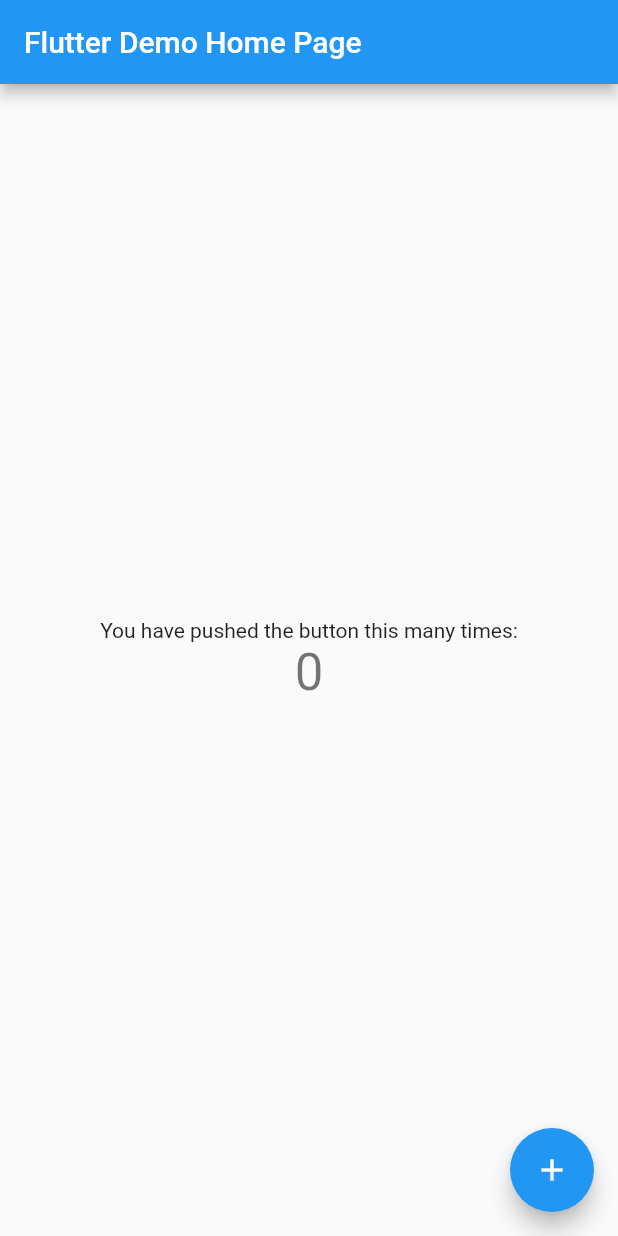
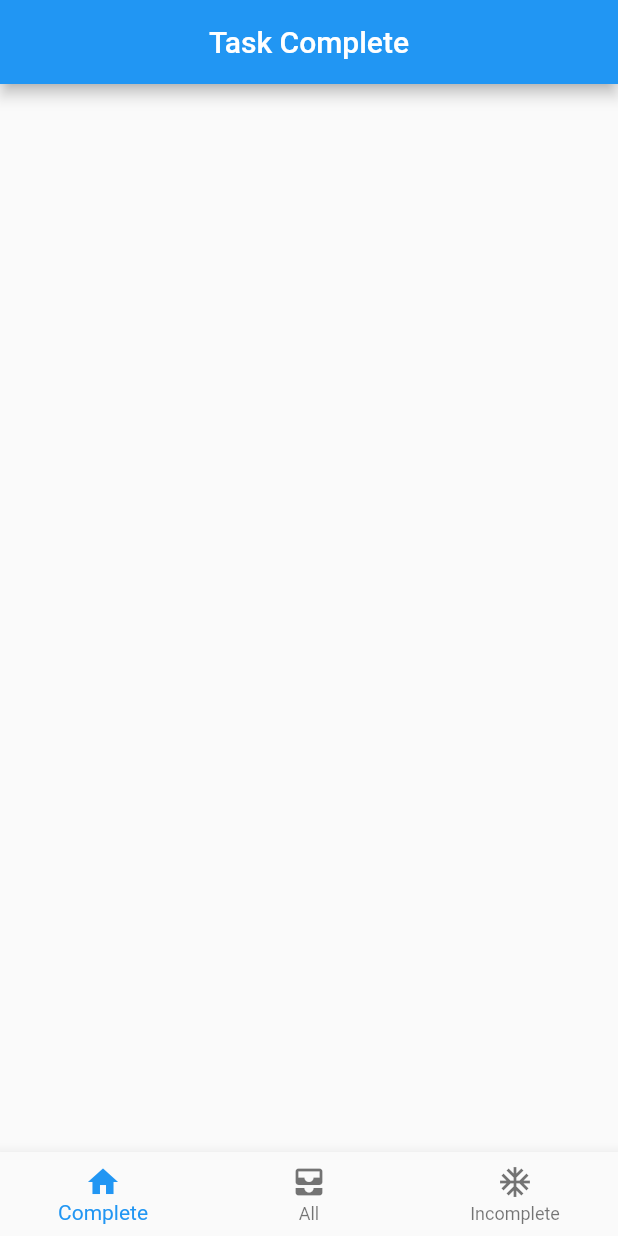
Before and after one commit to wintersawcher/todoappnew, a Flutter app: the screen it shows after launch, on a phone screen of 412 x 824 dp. Run offline on Flutter 3.47's test engine with Material 2 defaults, Android fonts, the phone set to English and light mode, and no system bars.

Commit message:
comiit add

```diff
--- /dev/null
+++ b/lib/homepage.dart
@@ -0,0 +1,63 @@
+import 'package:flutter/material.dart';
+import 'package:flutter_application_1/widget/taskall.dart';
+import 'package:flutter_application_1/model/todomodel.dart';
+import 'package:flutter_application_1/widget/taskin.dart';
+import 'package:flutter_application_1/widget/tasksuccess.dart';
+
+class HomePage extends StatefulWidget {
+  const HomePage({Key? key}) : super(key: key);
+
+  @override
+  _HomePageState createState() => _HomePageState();
+}
+
+class _HomePageState extends State<HomePage> {
+  int selectedIndex = 0;
+  late TabController _tabController;
+  int _tabIndex = 0;
+  void dispose() {
+    _tabController.dispose();
+    super.dispose();
+  }
+
+  _handleTabSelection() {
+    if (_tabController.indexIsChanging) {
+      setState(() {
+        _tabIndex = _tabController.index;
+      });
+    }
+  }
+
+  final TextEditingController _themtask = TextEditingController();
+  @override
+  Widget build(BuildContext context) {
+    List<Widget> _tab = [TaskSucess(), TaskAlls(), const TaskIn()];
+    return Scaffold(
+      body: IndexedStack(
+        children: _tab,
+        index: selectedIndex,
+      ),
+      bottomNavigationBar: BottomNavigationBar(
+        type: BottomNavigationBarType.fixed,
+        currentIndex: selectedIndex,
+        items: const [
+          BottomNavigationBarItem(
+              icon: Icon(Icons.home), title: Text("Complete")),
+          BottomNavigationBarItem(
+              icon: Icon(Icons.all_inbox), title: Text("All")),
+          BottomNavigationBarItem(
+              icon: Icon(Icons.ac_unit), title: Text("Incomplete")),
+        ],
+        onTap: (int index) {
+          this.onTapHandler(index);
+        },
+      ),
+    );
+  }
+
+  void onTapHandler(int index) {
+    this.setState(() {
+      this.selectedIndex = index;
+    });
+  }
+}
--- a/lib/main.dart
+++ b/lib/main.dart
@@ -1,115 +1,18 @@
 import 'package:flutter/material.dart';
+import 'package:flutter_application_1/homepage.dart';
+import 'package:flutter_application_1/provider/todo_provider.dart';
+import 'package:provider/provider.dart';
 
-void main() {
-  runApp(const MyApp());
-}
+void main() => runApp(MyApp());
 
 class MyApp extends StatelessWidget {
-  const MyApp({Key? key}) : super(key: key);
-
-  // This widget is the root of your application.
-  @override
-  Widget build(BuildContext context) {
-    return MaterialApp(
-      title: 'Flutter Demo',
-      theme: ThemeData(
-        // This is the theme of your application.
-        //
-        // Try running your application with "flutter run". You'll see the
-        // application has a blue toolbar. Then, without quitting the app, try
-        // changing the primarySwatch below to Colors.green and then invoke
-        // "hot reload" (press "r" in the console where you ran "flutter run",
-        // or simply save your changes to "hot reload" in a Flutter IDE).
-        // Notice that the counter didn't reset back to zero; the application
-        // is not restarted.
-        primarySwatch: Colors.blue,
-      ),
-      home: const MyHomePage(title: 'Flutter Demo Home Page'),
-    );
-  }
-}
-
-class MyHomePage extends StatefulWidget {
-  const MyHomePage({Key? key, required this.title}) : super(key: key);
-
-  // This widget is the home page of your application. It is stateful, meaning
-  // that it has a State object (defined below) that contains fields that affect
-  // how it looks.
-
-  // This class is the configuration for the state. It holds the values (in this
-  // case the title) provided by the parent (in this case the App widget) and
-  // used by the build method of the State. Fields in a Widget subclass are
-  // always marked "final".
-
-  final String title;
+  static final String title = 'Todo App';
 
   @override
-  State<MyHomePage> createState() => _MyHomePageState();
+  Widget build(BuildContext context) => ChangeNotifierProvider(
+        create: (context) => TodosProvider(),
+        child: MaterialApp(
+          home: HomePage(),
+        ),
+      );
 }
-
-class _MyHomePageState extends State<MyHomePage> {
-  int _counter = 0;
-
-  void _incrementCounter() {
-    setState(() {
-      // This call to setState tells the Flutter framework that something has
-      // changed in this State, which causes it to rerun the build method below
-      // so that the display can reflect the updated values. If we changed
-      // _counter without calling setState(), then the build method would not be
-      // called again, and so nothing would appear to happen.
-      _counter++;
-    });
-  }
-
-  @override
-  Widget build(BuildContext context) {
-    // This method is rerun every time setState is called, for instance as done
-    // by the _incrementCounter method above.
-    //
-    // The Flutter framework has been optimized to make rerunning build methods
-    // fast, so that you can just rebuild anything that needs updating rather
-    // than having to individually change instances of widgets.
-    return Scaffold(
-      appBar: AppBar(
-        // Here we take the value from the MyHomePage object that was created by
-        // the App.build method, and use it to set our appbar title.
-        title: Text(widget.title),
-      ),
-      body: Center(
-        // Center is a layout widget. It takes a single child and positions it
-        // in the middle of the parent.
-        child: Column(
-          // Column is also a layout widget. It takes a list of children and
-          // arranges them vertically. By default, it sizes itself to fit its
-          // children horizontally, and tries to be as tall as its parent.
-          //
-          // Invoke "debug painting" (press "p" in the console, choose the
-          // "Toggle Debug Paint" action from the Flutter Inspector in Android
-          // Studio, or the "Toggle Debug Paint" command in Visual Studio Code)
-          // to see the wireframe for each widget.
-          //
-          // Column has various properties to control how it sizes itself and
-          // how it positions its children. Here we use mainAxisAlignment to
-          // center the children vertically; the main axis here is the vertical
-          // axis because Columns are vertical (the cross axis would be
-          // horizontal).
-          mainAxisAlignment: MainAxisAlignment.center,
-          children: <Widget>[
-            const Text(
-              'You have pushed the button this many times:',
-            ),
-            Text(
-              '$_counter',
-              style: Theme.of(context).textTheme.headline4,
-            ),
-          ],
-        ),
-      ),
-      floatingActionButton: FloatingActionButton(
-        onPressed: _incrementCounter,
-        tooltip: 'Increment',
-        child: const Icon(Icons.add),
-      ), // This trailing comma makes auto-formatting nicer for build methods.
-    );
-  }
-}
--- /dev/null
+++ b/lib/model/todomodel.dart
@@ -0,0 +1,5 @@
+class Todomodel {
+  String text;
+  bool isSelected;
+  Todomodel(this.text, this.isSelected);
+}
--- /dev/null
+++ b/lib/provider/todo_provider.dart
@@ -0,0 +1,18 @@
+import 'package:flutter/cupertino.dart';
+import 'package:flutter_application_1/model/todomodel.dart';
+
+class TodosProvider extends ChangeNotifier {
+  final List<Todomodel> _todos = [];
+  List<Todomodel> _todochuathanhcong = [];
+  List<Todomodel> _todothanhcong = [];
+  List<Todomodel> get todoss => _todos.toList();
+  List<Todomodel> get todochuathanhcong =>
+      _todos.where((todo) => todo.isSelected == false).toList();
+  List<Todomodel> get todoThanhCong =>
+      _todothanhcong = _todos.where((todo) => todo.isSelected == true).toList();
+
+  void addTodoItem(String text) {
+    _todos.add(Todomodel(text, false));
+    notifyListeners();
+  }
+}
--- /dev/null
+++ b/lib/widget/tasksuccess.dart
@@ -0,0 +1,37 @@
+import 'package:flutter/material.dart';
+import 'package:flutter_application_1/model/todomodel.dart';
+import 'package:flutter_application_1/provider/todo_provider.dart';
+import 'package:flutter_application_1/widget/taskall.dart';
+import 'package:provider/provider.dart';
+
+class TaskSucess extends StatefulWidget {
+  //TaskSucess();
+
+  @override
+  _TaskSucessState createState() => _TaskSucessState();
+}
+
+class _TaskSucessState extends State<TaskSucess> {
+  @override
+  Widget build(BuildContext context) {
+    final provider = Provider.of<TodosProvider>(context, listen: false);
+    final todos = provider.todoThanhCong;
+    return Scaffold(
+      appBar: AppBar(
+        title: const Text('Task Complete'),
+        centerTitle: true,
+      ),
+      body: Container(
+        child: ListView.builder(
+            itemCount: todos.length,
+            itemBuilder: (BuildContext context, int index) {
+              return CheckboxListTile(
+                value: todos[index].isSelected,
+                onChanged: (value) {},
+                title: Text(todos[index].text),
+              );
+            }),
+      ),
+    );
+  }
+}
--- a/pubspec.yaml
+++ b/pubspec.yaml
@@ -34,6 +34,7 @@ dependencies:
   # The following adds the Cupertino Icons font to your application.
   # Use with the CupertinoIcons class for iOS style icons.
   cupertino_icons: ^1.0.2
+  provider: ^6.0.2
 
 dev_dependencies:
   flutter_test:
```
Also changed, not shown: lib/widget/taskall.dart (added, +109 -0 lines), lib/widget/taskin.dart (added, +38 -0 lines), pubspec.lock.
